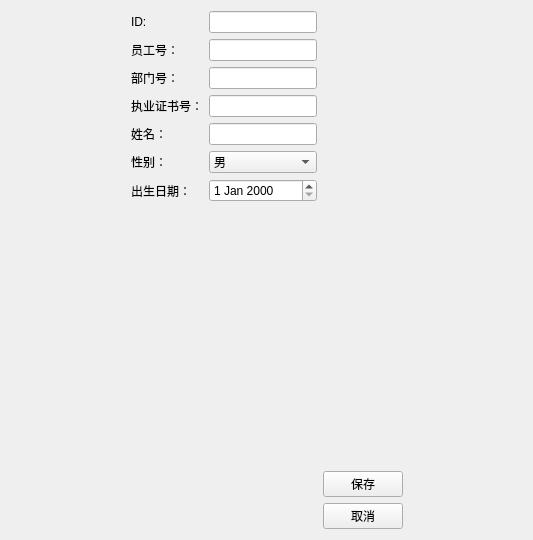
ygzuxts/dazuoye, file doctoreditview.ui: the form before one commit.
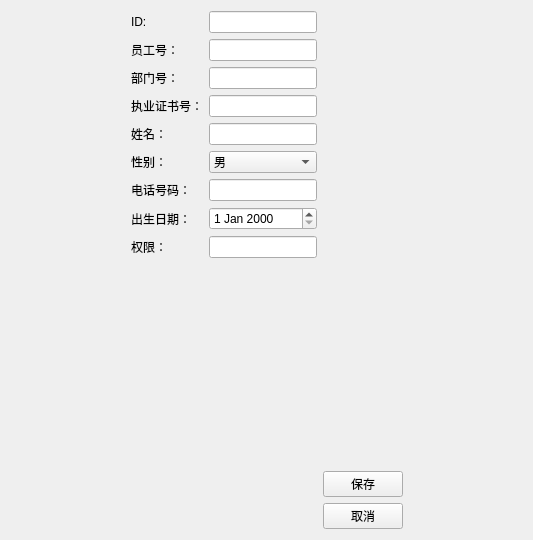
The form after the commit.

Patch:
```diff
--- a/doctoreditview.ui
+++ b/doctoreditview.ui
@@ -100,16 +100,36 @@
        </item>
       </widget>
      </item>
-     <item row="6" column="0">
+     <item row="7" column="0">
       <widget class="QLabel" name="label_5">
        <property name="text">
         <string>出生日期：</string>
        </property>
       </widget>
      </item>
-     <item row="6" column="1">
+     <item row="7" column="1">
       <widget class="QDateEdit" name="dbdateEditDOB"/>
      </item>
+     <item row="6" column="0">
+      <widget class="QLabel" name="label_6">
+       <property name="text">
+        <string>电话号码：</string>
+       </property>
+      </widget>
+     </item>
+     <item row="6" column="1">
+      <widget class="QLineEdit" name="dbPhonenumber"/>
+     </item>
+     <item row="8" column="0">
+      <widget class="QLabel" name="label_7">
+       <property name="text">
+        <string>权限：</string>
+       </property>
+      </widget>
+     </item>
+     <item row="8" column="1">
+      <widget class="QLineEdit" name="dblevel"/>
+     </item>
     </layout>
    </item>
    <item>
```
